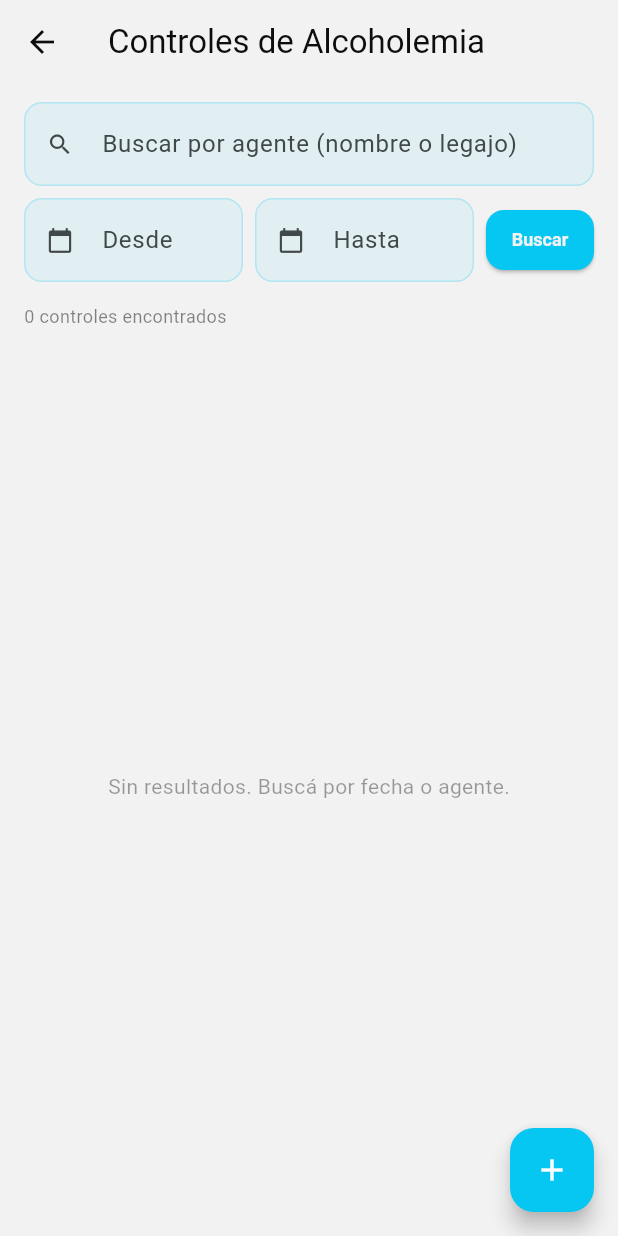
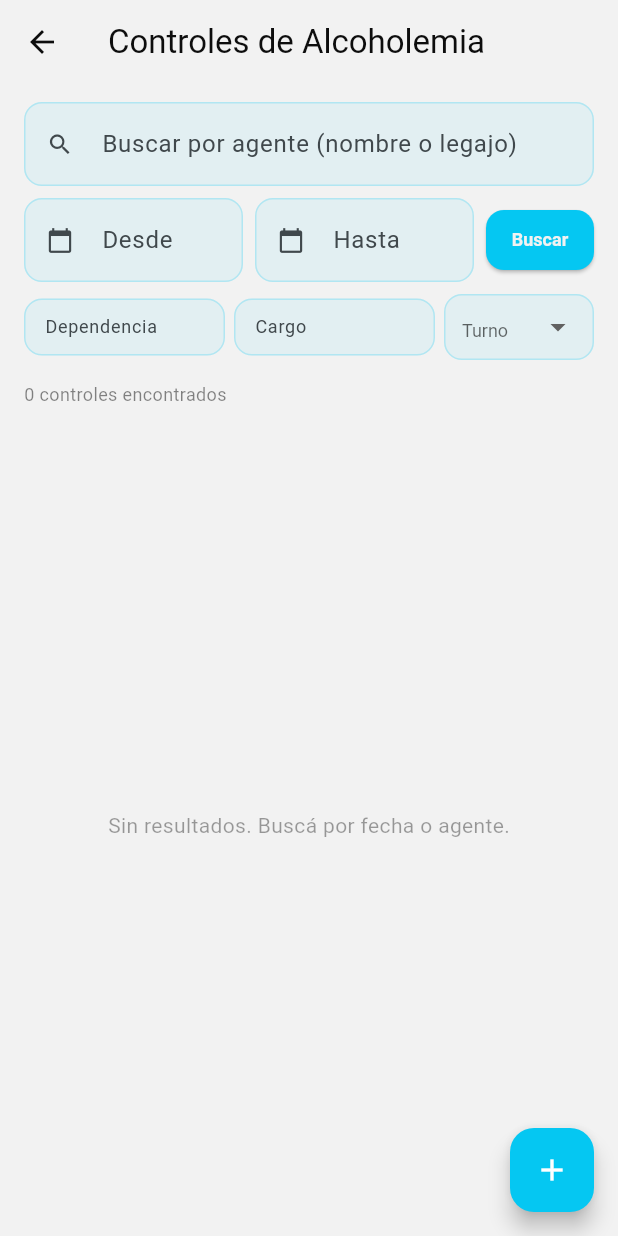
Before and after one commit to julian-alfonzo/EnRuta-Flutter, a Flutter app: the GestionAlcoholemiaScreen screen opened directly, on a phone screen of 412 x 824 dp. Run offline on Flutter 3.47's test engine with Material 3 defaults, Android fonts, the phone set to English and light mode, and no system bars; our stand-ins replace connectivity_plus, csv, pdf, share_plus, shared_preferences, sqflite; missing offline and left inert: excel; accounts and stored records are empty.

Commit message:
feat: filtros por dependencia, cargo y turno en busqueda de alcoholemia

```diff
--- a/enruta/lib/screens/gestion_alcoholemia_screen.dart
+++ b/enruta/lib/screens/gestion_alcoholemia_screen.dart
@@ -21,17 +21,22 @@ class _GestionAlcoholemiaScreenState extends State<GestionAlcoholemiaScreen> {
   final _searchController = TextEditingController();
   final _desdeController = TextEditingController();
   final _hastaController = TextEditingController();
+  final _dependenciaController = TextEditingController();
+  final _cargoController = TextEditingController();
 
   List<Map<String, dynamic>> _resultados = [];
   bool _loading = false;
   bool _offline = false;
   bool _confirmandoBorrado = false;
+  String _turno = '';
 
   @override
   void dispose() {
     _searchController.dispose();
     _desdeController.dispose();
     _hastaController.dispose();
+    _dependenciaController.dispose();
+    _cargoController.dispose();
     super.dispose();
   }
 
@@ -39,6 +44,8 @@ class _GestionAlcoholemiaScreenState extends State<GestionAlcoholemiaScreen> {
     final search = _searchController.text.trim();
     final desde = _desdeController.text.trim();
     final hasta = _hastaController.text.trim();
+    final dependencia = _dependenciaController.text.trim();
+    final cargo = _cargoController.text.trim();
 
     setState(() {
       _loading = true;
@@ -51,6 +58,9 @@ class _GestionAlcoholemiaScreenState extends State<GestionAlcoholemiaScreen> {
         search: search.isNotEmpty ? search : null,
         desde: desde.isNotEmpty ? desde : null,
         hasta: hasta.isNotEmpty ? hasta : null,
+        dependencia: dependencia.isNotEmpty ? dependencia : null,
+        cargo: cargo.isNotEmpty ? cargo : null,
+        turno: _turno.isNotEmpty ? _turno : null,
       );
       final data = response['data'] as List<dynamic>? ?? [];
       final resultados = data.map((e) => Map<String, dynamic>.from(e as Map)).toList();
@@ -445,6 +455,61 @@ class _GestionAlcoholemiaScreenState extends State<GestionAlcoholemiaScreen> {
               ),
             ],
           ),
+          const SizedBox(height: 8),
+          Row(
+            children: [
+              Flexible(
+                child: TextField(
+                  controller: _dependenciaController,
+                  decoration: const InputDecoration(
+                    hintText: 'Dependencia',
+                    isDense: true,
+                    contentPadding: EdgeInsets.symmetric(horizontal: 10, vertical: 10),
+                  ),
+                  style: const TextStyle(fontSize: 12),
+                  onSubmitted: (_) => _buscar(),
+                ),
+              ),
+              const SizedBox(width: 6),
+              Flexible(
+                child: TextField(
+                  controller: _cargoController,
+                  decoration: const InputDecoration(
+                    hintText: 'Cargo',
+                    isDense: true,
+                    contentPadding: EdgeInsets.symmetric(horizontal: 10, vertical: 10),
+                  ),
+                  style: const TextStyle(fontSize: 12),
+                  onSubmitted: (_) => _buscar(),
+                ),
+              ),
+              const SizedBox(width: 6),
+              SizedBox(
+                width: 100,
+                child: DropdownButtonFormField<String>(
+                  value: _turno.isEmpty ? null : _turno,
+                  decoration: const InputDecoration(
+                    hintText: 'Turno',
+                    isDense: true,
+                    contentPadding: EdgeInsets.symmetric(horizontal: 8, vertical: 10),
+                  ),
+                  style: const TextStyle(fontSize: 12),
+                  items: const [
+                    DropdownMenuItem(value: '', child: Text('Todos', style: TextStyle(fontSize: 12))),
+                    DropdownMenuItem(value: 'ROTATIVO', child: Text('ROTATIVO', style: TextStyle(fontSize: 12))),
+                    DropdownMenuItem(value: 'MAÑANA', child: Text('MAÑANA', style: TextStyle(fontSize: 12))),
+                    DropdownMenuItem(value: 'TARDE', child: Text('TARDE', style: TextStyle(fontSize: 12))),
+                    DropdownMenuItem(value: 'NOCHE', child: Text('NOCHE', style: TextStyle(fontSize: 12))),
+                    DropdownMenuItem(value: 'FIJO', child: Text('FIJO', style: TextStyle(fontSize: 12))),
+                  ],
+                  onChanged: (v) {
+                    setState(() => _turno = v ?? '');
+                    _buscar();
+                  },
+                ),
+              ),
+            ],
+          ),
         ],
       ),
     );
--- a/enruta/lib/services/api_client.dart
+++ b/enruta/lib/services/api_client.dart
@@ -214,6 +214,9 @@ class ApiClient {
 
   Future<Map<String, dynamic>> getAgentes({
     String? search,
+    String? dependencia,
+    String? cargo,
+    String? turno,
     int page = 1,
     int limit = 20,
   }) async {
@@ -222,6 +225,9 @@ class ApiClient {
       'limit': limit.toString(),
     };
     if (search != null && search.isNotEmpty) params['search'] = search;
+    if (dependencia != null && dependencia.isNotEmpty) params['dependencia'] = dependencia;
+    if (cargo != null && cargo.isNotEmpty) params['cargo'] = cargo;
+    if (turno != null && turno.isNotEmpty) params['turno'] = turno;
     return _get('/agentes', params);
   }
 
@@ -257,6 +263,9 @@ class ApiClient {
     String? desde,
     String? hasta,
     String? search,
+    String? dependencia,
+    String? cargo,
+    String? turno,
     int page = 1,
     int limit = 50,
   }) async {
@@ -268,6 +277,9 @@ class ApiClient {
     if (desde != null) params['desde'] = desde;
     if (hasta != null) params['hasta'] = hasta;
     if (search != null && search.isNotEmpty) params['search'] = search;
+    if (dependencia != null && dependencia.isNotEmpty) params['dependencia'] = dependencia;
+    if (cargo != null && cargo.isNotEmpty) params['cargo'] = cargo;
+    if (turno != null && turno.isNotEmpty) params['turno'] = turno;
     return _get('/alcoholemias', params);
   }
 
```
